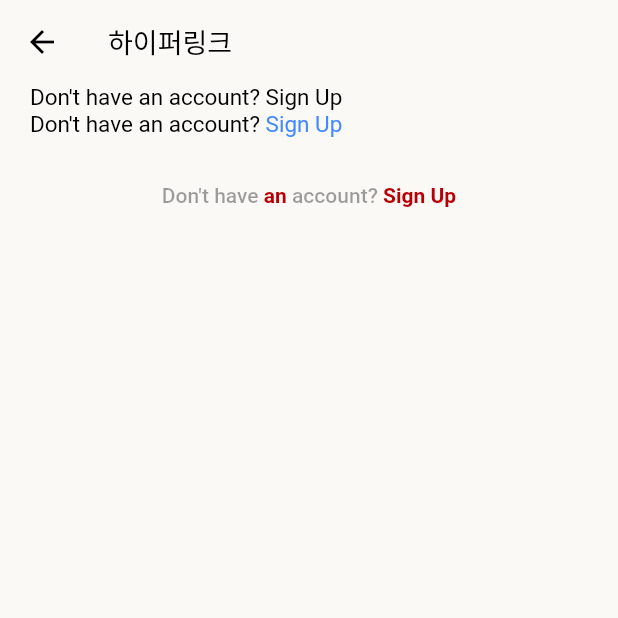
After one commit to ehdwns980416/junkim-velog, a Flutter app: the screen it shows after launch, after a tap on "하이퍼링크", on a phone screen of 412 x 824 dp, the top half of it. The commit adds this screen. Run offline on Flutter 3.47's test engine with Material 2 defaults, Android fonts, the phone set to English and light mode, and no system bars; missing offline and left inert: remedi_kopo.

Commit message:
[flutter] 하이퍼링크 처리

```diff
--- a/lib/screens/practice_page_list.dart
+++ b/lib/screens/practice_page_list.dart
@@ -1,5 +1,6 @@
 import 'package:flutter/material.dart';
 import 'package:junkim_velog/constants/sizes.dart';
+import 'package:junkim_velog/screens/practices/hyperlink_screen.dart';
 import 'package:junkim_velog/screens/practices/kakao_address_screen.dart';
 import 'package:junkim_velog/widgets/practice_page_item.dart';
 
@@ -24,7 +25,14 @@ class _PracticePageListScreenState extends State<PracticePageListScreen> {
   final ScrollController _scrollController = ScrollController();
 
   final List<PracticePage> pages = [
-    PracticePage(label: '주소검색 API', targetScreen: Container()),
+    PracticePage(
+      label: '주소검색 API',
+      targetScreen: KakaoAddressScreen(),
+    ),
+    PracticePage(
+      label: '하이퍼링크',
+      targetScreen: const HyperlinkScreen(),
+    ),
   ];
 
   @override
@@ -56,7 +64,7 @@ class _PracticePageListScreenState extends State<PracticePageListScreen> {
                       for (int i = 0; i < pages.length; i++)
                         PracticePageItem(
                           label: pages[i].label,
-                          targetScreen: KakaoAddressScreen(),
+                          targetScreen: pages[i].targetScreen,
                         ),
                     ],
                   ),
--- /dev/null
+++ b/lib/screens/practices/hyperlink_screen.dart
@@ -0,0 +1,68 @@
+import 'package:flutter/gestures.dart';
+import 'package:flutter/material.dart';
+import 'package:junkim_velog/widgets/link_text.dart';
+
+class HyperlinkScreen extends StatelessWidget {
+  const HyperlinkScreen({super.key});
+
+  @override
+  Widget build(BuildContext context) {
+    List<LinkTextItem> linkTextItems = [
+      LinkTextItem(text: 'Don\'t have '),
+      LinkTextItem(
+        text: 'an',
+        isLink: true,
+        onTap: () => print('an'),
+      ),
+      LinkTextItem(text: ' account? '),
+      LinkTextItem(
+        text: 'Sign Up',
+        isLink: true,
+        onTap: () => print('Sign Up'),
+      ),
+    ];
+
+    return Scaffold(
+      appBar: AppBar(
+        title: const Text('하이퍼링크'),
+      ),
+      body: Padding(
+        padding: const EdgeInsets.symmetric(horizontal: 20),
+        child: Column(
+          crossAxisAlignment: CrossAxisAlignment.start,
+          children: [
+            const Text('Don\'t have an account? Sign Up'),
+            RichText(
+              text: TextSpan(
+                text: 'Don\'t have an account? ',
+                style: const TextStyle(
+                  fontSize: 15,
+                  color: Colors.black,
+                ),
+                children: <TextSpan>[
+                  TextSpan(
+                    text: 'Sign Up',
+                    style: const TextStyle(
+                      color: Colors.blueAccent,
+                      fontSize: 15,
+                    ),
+                    recognizer: TapGestureRecognizer()
+                      ..onTap = () {
+                        // 선택처리
+                      },
+                  ),
+                ],
+              ),
+            ),
+            const SizedBox(
+              height: 30,
+            ),
+            LinkText(
+              items: linkTextItems,
+            ),
+          ],
+        ),
+      ),
+    );
+  }
+}
--- /dev/null
+++ b/lib/widgets/link_text.dart
@@ -0,0 +1,71 @@
+import 'package:flutter/gestures.dart';
+import 'package:flutter/material.dart';
+import 'package:junkim_velog/constants/sizes.dart';
+
+class LinkTextItem {
+  /// 보여질 텍스트
+  String text;
+
+  /// 링크 유무
+  bool isLink;
+
+  /// 링크 클릭 시 이벤트
+  Function()? onTap;
+
+  LinkTextItem({
+    required this.text,
+    this.isLink = false,
+    this.onTap,
+  });
+}
+
+class LinkText extends StatelessWidget {
+  const LinkText({
+    super.key,
+    required this.items,
+  });
+
+  final List<LinkTextItem> items;
+
+  @override
+  Widget build(BuildContext context) {
+    TextStyle mainTextStyle = const TextStyle(
+      color: Colors.black38,
+      fontSize: Sizes.size14,
+      fontWeight: FontWeight.w500,
+    );
+
+    TextStyle linkTextStyle = mainTextStyle.copyWith(
+      color: Theme.of(context).primaryColor,
+      fontWeight: FontWeight.w600,
+    );
+
+    TextSpan getTextSpan(LinkTextItem item) {
+      if (item.isLink) {
+        return TextSpan(
+          text: item.text,
+          style: linkTextStyle,
+          recognizer: TapGestureRecognizer()..onTap = item.onTap,
+        );
+      } else {
+        return TextSpan(
+          text: item.text,
+          style: mainTextStyle,
+        );
+      }
+    }
+
+    return Row(
+      mainAxisAlignment: MainAxisAlignment.center,
+      children: [
+        RichText(
+          text: TextSpan(
+            children: <TextSpan>[
+              for (int i = 0; i < items.length; i++) getTextSpan(items[i]),
+            ],
+          ),
+        ),
+      ],
+    );
+  }
+}
```
